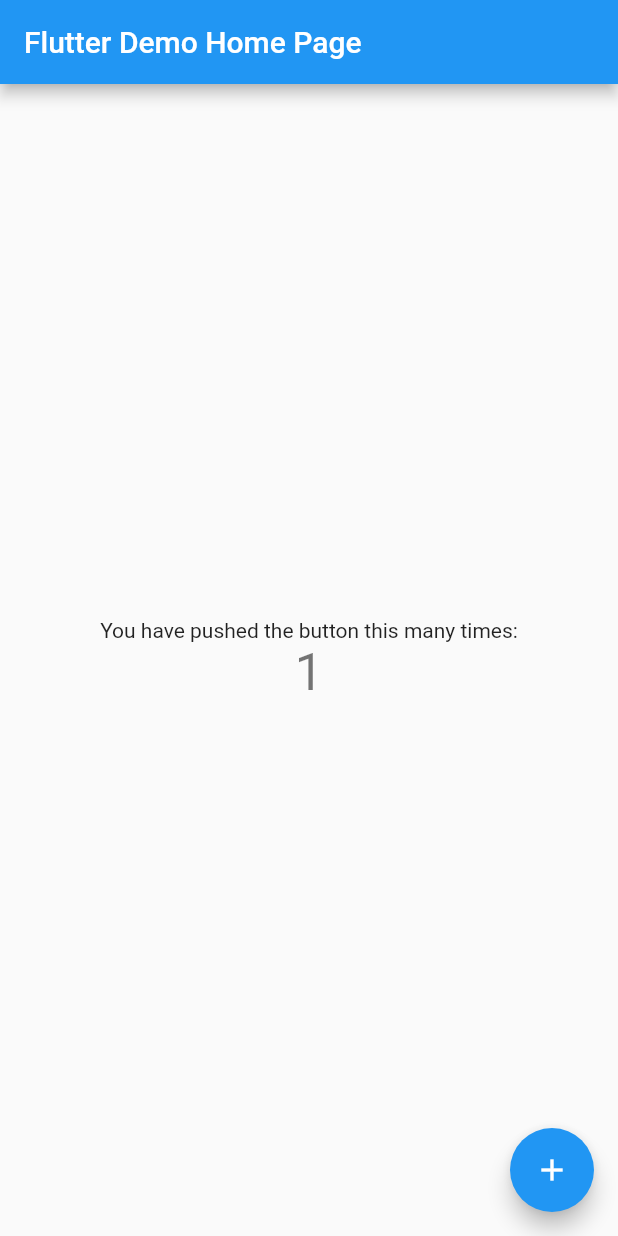
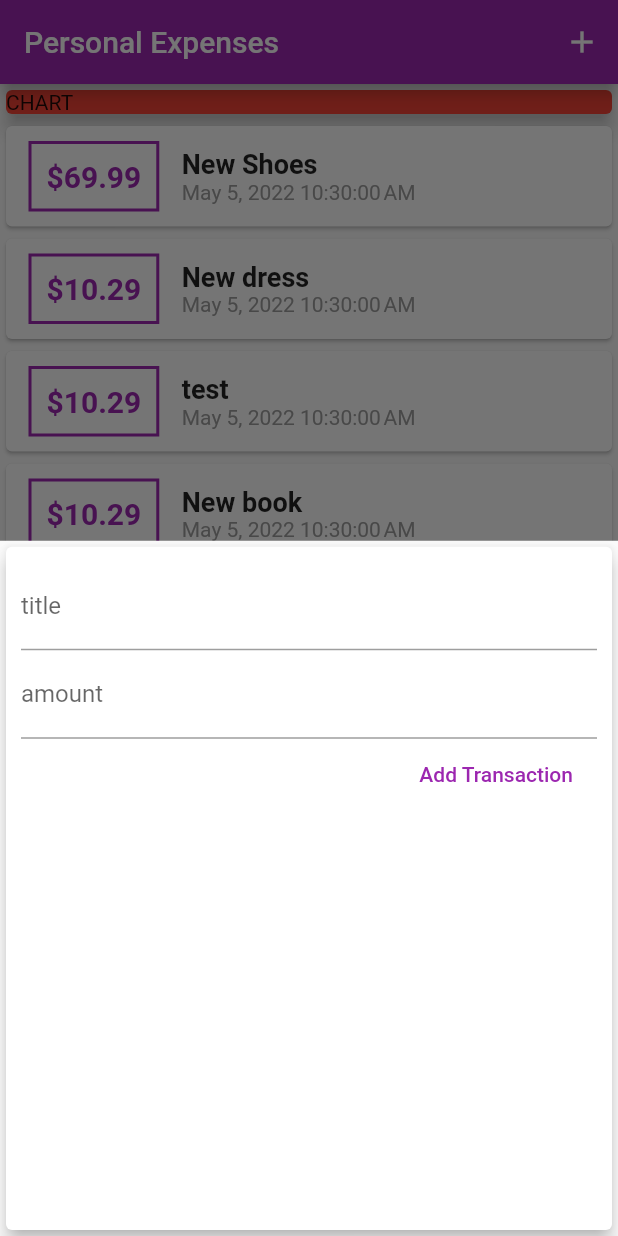
Before and after one commit to MEbadifar/flutterapp_planner, a Flutter app: the screen it shows after launch, after a tap on the "add" icon, on a phone screen of 412 x 824 dp. Run offline on Flutter 3.47's test engine with Material 2 defaults, Android fonts, the phone set to English and light mode, and no system bars.

Commit message:
Frontend structure ,input, theme,

```diff
--- a/lib/main.dart
+++ b/lib/main.dart
@@ -1,115 +1,118 @@
 import 'package:flutter/material.dart';
+import './widgets/new_transactions.dart';
+import './widgets/transaction_list.dart';
+import 'models/transaction.dart';
 
-void main() {
-  runApp(const MyApp());
-}
+void main() => runApp(const MyApp());
 
 class MyApp extends StatelessWidget {
   const MyApp({Key? key}) : super(key: key);
 
-  // This widget is the root of your application.
   @override
   Widget build(BuildContext context) {
     return MaterialApp(
-      title: 'Flutter Demo',
-      theme: ThemeData(
-        // This is the theme of your application.
-        //
-        // Try running your application with "flutter run". You'll see the
-        // application has a blue toolbar. Then, without quitting the app, try
-        // changing the primarySwatch below to Colors.green and then invoke
-        // "hot reload" (press "r" in the console where you ran "flutter run",
-        // or simply save your changes to "hot reload" in a Flutter IDE).
-        // Notice that the counter didn't reset back to zero; the application
-        // is not restarted.
-        primarySwatch: Colors.blue,
-      ),
-      home: const MyHomePage(title: 'Flutter Demo Home Page'),
+      debugShowCheckedModeBanner: false,
+      title: 'Personal Expenses',
+      theme: ThemeData(primarySwatch: Colors.purple, accentColor: Colors.amber),
+      home: MyHomePage(),
     );
   }
 }
 
 class MyHomePage extends StatefulWidget {
-  const MyHomePage({Key? key, required this.title}) : super(key: key);
-
-  // This widget is the home page of your application. It is stateful, meaning
-  // that it has a State object (defined below) that contains fields that affect
-  // how it looks.
-
-  // This class is the configuration for the state. It holds the values (in this
-  // case the title) provided by the parent (in this case the App widget) and
-  // used by the build method of the State. Fields in a Widget subclass are
-  // always marked "final".
-
-  final String title;
+  MyHomePage({Key? key}) : super(key: key);
 
   @override
   State<MyHomePage> createState() => _MyHomePageState();
 }
 
 class _MyHomePageState extends State<MyHomePage> {
-  int _counter = 0;
-
-  void _incrementCounter() {
+  final List<Transaction> _userTransactions = [
+    Transaction(
+      id: 't1',
+      title: 'New Shoes',
+      amount: 69.99,
+      date: DateTime.now(),
+    ),
+    Transaction(
+      id: 't2',
+      title: 'New dress',
+      amount: 10.29,
+      date: DateTime.now(),
+    ),
+    Transaction(
+      id: 't2',
+      title: 'test',
+      amount: 10.29,
+      date: DateTime.now(),
+    ),
+    Transaction(
+      id: 't2',
+      title: 'New book',
+      amount: 10.29,
+      date: DateTime.now(),
+    ),
+  ];
+  void _addNewTransaction(String txTitle, double txAmount) {
+    final newTx = Transaction(
+      id: DateTime.now().toString(),
+      title: txTitle,
+      amount: txAmount,
+      date: DateTime.now(),
+    );
     setState(() {
-      // This call to setState tells the Flutter framework that something has
-      // changed in this State, which causes it to rerun the build method below
-      // so that the display can reflect the updated values. If we changed
-      // _counter without calling setState(), then the build method would not be
-      // called again, and so nothing would appear to happen.
-      _counter++;
+      _userTransactions.add(newTx);
     });
   }
 
+  void _startAddNewTransaction(BuildContext ctx) {
+    showModalBottomSheet(
+      context: ctx,
+      builder: (bCtx) {
+        return GestureDetector(
+          onTap: () {},
+          child: NewTransaction(_addNewTransaction),
+          behavior: HitTestBehavior.opaque,
+        );
+      },
+    );
+  }
+
+  //
   @override
   Widget build(BuildContext context) {
-    // This method is rerun every time setState is called, for instance as done
-    // by the _incrementCounter method above.
-    //
-    // The Flutter framework has been optimized to make rerunning build methods
-    // fast, so that you can just rebuild anything that needs updating rather
-    // than having to individually change instances of widgets.
     return Scaffold(
       appBar: AppBar(
-        // Here we take the value from the MyHomePage object that was created by
-        // the App.build method, and use it to set our appbar title.
-        title: Text(widget.title),
+        title: const Text('Personal Expenses'),
+        actions: [
+          IconButton(
+            onPressed: () => _startAddNewTransaction(context),
+            icon: const Icon(Icons.add),
+          )
+        ],
       ),
-      body: Center(
-        // Center is a layout widget. It takes a single child and positions it
-        // in the middle of the parent.
+      body: SingleChildScrollView(
         child: Column(
-          // Column is also a layout widget. It takes a list of children and
-          // arranges them vertically. By default, it sizes itself to fit its
-          // children horizontally, and tries to be as tall as its parent.
-          //
-          // Invoke "debug painting" (press "p" in the console, choose the
-          // "Toggle Debug Paint" action from the Flutter Inspector in Android
-          // Studio, or the "Toggle Debug Paint" command in Visual Studio Code)
-          // to see the wireframe for each widget.
-          //
-          // Column has various properties to control how it sizes itself and
-          // how it positions its children. Here we use mainAxisAlignment to
-          // center the children vertically; the main axis here is the vertical
-          // axis because Columns are vertical (the cross axis would be
-          // horizontal).
-          mainAxisAlignment: MainAxisAlignment.center,
-          children: <Widget>[
-            const Text(
-              'You have pushed the button this many times:',
+          // mainAxisAlignment: MainAxisAlignment.start,
+          crossAxisAlignment: CrossAxisAlignment.stretch,
+          children: [
+            Container(
+              width: double.infinity,
+              child: const Card(
+                child: Text('CHART'),
+                color: Colors.red,
+                elevation: 5,
+              ),
             ),
-            Text(
-              '$_counter',
-              style: Theme.of(context).textTheme.headline4,
-            ),
+            TransactionList(_userTransactions),
           ],
         ),
       ),
+      floatingActionButtonLocation: FloatingActionButtonLocation.centerFloat,
       floatingActionButton: FloatingActionButton(
-        onPressed: _incrementCounter,
-        tooltip: 'Increment',
+        onPressed: () => _startAddNewTransaction(context),
         child: const Icon(Icons.add),
-      ), // This trailing comma makes auto-formatting nicer for build methods.
+      ),
     );
   }
 }
--- /dev/null
+++ b/lib/models/transaction.dart
@@ -0,0 +1,12 @@
+class Transaction {
+  final String? id;
+  final String? title;
+  final double? amount;
+  final DateTime? date;
+
+  Transaction(
+      {required this.id,
+      required this.title,
+      required this.amount,
+      required this.date});
+}
--- /dev/null
+++ b/lib/widgets/new_transactions.dart
@@ -0,0 +1,59 @@
+import 'package:flutter/material.dart';
+
+class NewTransaction extends StatefulWidget {
+  final Function addTx;
+
+  NewTransaction(this.addTx);
+
+  @override
+  State<NewTransaction> createState() => _NewTransactionState();
+}
+
+class _NewTransactionState extends State<NewTransaction> {
+  final titleController = TextEditingController();
+
+  final amountController = TextEditingController();
+
+  void submitData() {
+    final enteredTitle = titleController.text;
+    final enteredamount = double.parse(amountController.text);
+    if (enteredTitle.isEmpty || enteredamount <= 0) {
+      return;
+    }
+    widget.addTx(
+      enteredTitle,
+      enteredamount,
+    );
+    Navigator.of(context).pop();
+  }
+
+  @override
+  Widget build(BuildContext context) {
+    return Card(
+      elevation: 5,
+      child: Container(
+        padding: const EdgeInsets.all(10),
+        child: Column(crossAxisAlignment: CrossAxisAlignment.end, children: [
+          TextField(
+            decoration: const InputDecoration(labelText: 'title'),
+            // onChanged: (value) => titleInput = value,
+            controller: titleController,
+            onSubmitted: (_) => submitData(),
+          ),
+          TextField(
+            decoration: const InputDecoration(labelText: 'amount'),
+            // onChanged: (value) => amountInput = value,
+            controller: amountController,
+            keyboardType: TextInputType.number,
+            onSubmitted: (_) => submitData(),
+          ),
+          FlatButton(
+            child: const Text('Add Transaction'),
+            textColor: Colors.purple,
+            onPressed: submitData,
+          ),
+        ]),
+      ),
+    );
+  }
+}
--- /dev/null
+++ b/lib/widgets/transaction_list.dart
@@ -0,0 +1,65 @@
+// ignore_for_file: use_key_in_widget_constructors
+
+import 'package:flutter/material.dart';
+import 'package:intl/intl.dart';
+
+import '../models/transaction.dart';
+
+class TransactionList extends StatelessWidget {
+  final List<Transaction> transactions;
+
+  const TransactionList(this.transactions);
+
+  @override
+  Widget build(BuildContext context) {
+    return Container(
+      height: 300,
+      child: ListView.builder(
+        itemBuilder: (ctx, index) {
+          return Card(
+            child: Row(
+              children: [
+                Container(
+                  margin: const EdgeInsets.symmetric(
+                    vertical: 10,
+                    horizontal: 15,
+                  ),
+                  decoration: BoxDecoration(
+                    border: Border.all(
+                      color: Theme.of(context).primaryColor,
+                      width: 2,
+                    ),
+                  ),
+                  padding: const EdgeInsets.all(10),
+                  child: Text(
+                    '\$${transactions[index].amount?.toStringAsFixed(2)}',
+                    style: TextStyle(
+                      fontWeight: FontWeight.bold,
+                      fontSize: 20,
+                      color: Theme.of(context).primaryColor,
+                    ),
+                  ),
+                ),
+                Column(
+                  crossAxisAlignment: CrossAxisAlignment.start,
+                  children: [
+                    Text(
+                      transactions[index].title.toString(),
+                      style: const TextStyle(
+                          fontSize: 18, fontWeight: FontWeight.bold),
+                    ),
+                    Text(
+                      DateFormat().format(transactions[index].date!),
+                      style: const TextStyle(color: Colors.grey),
+                    )
+                  ],
+                )
+              ],
+            ),
+          );
+        },
+        itemCount: transactions.length,
+      ),
+    );
+  }
+}
--- a/pubspec.yaml
+++ b/pubspec.yaml
@@ -29,6 +29,7 @@
 dependencies:
   flutter:
     sdk: flutter
+  intl: ^0.17.0
 
 
   # The following adds the Cupertino Icons font to your application.
```
Also changed, not shown: pubspec.lock.
